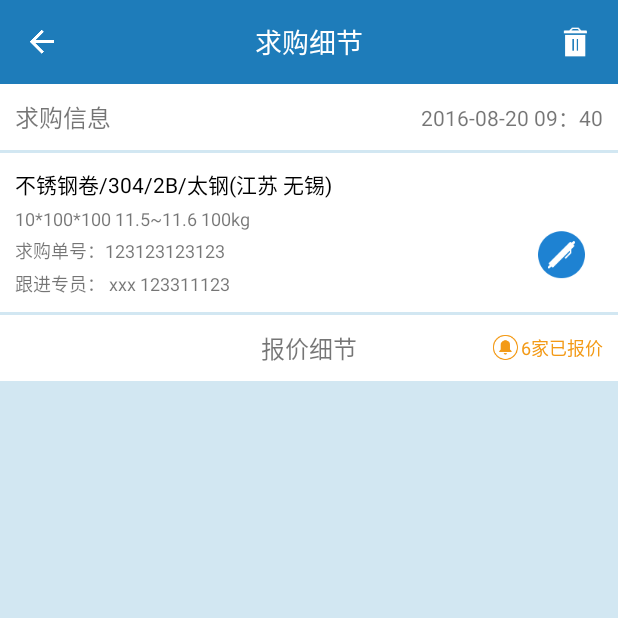
After one commit to chufengma/b2bApp, an Android app: the BuyDetailActivity screen opened directly, with no data from a screen before it, on a phone screen of 412 x 824 dp, the top half of it. The commit adds this screen. Run offline under Robolectric (Android 15) with nearby library versions, the phone set to English and light mode, and no system bars; our stand-ins replace ButterKnife.

Commit message:
add buy detail

```diff
--- a/app/src/main/AndroidManifest.xml
+++ b/app/src/main/AndroidManifest.xml
@@ -1,6 +1,6 @@
 <?xml version="1.0" encoding="utf-8"?>
 <manifest xmlns:android="http://schemas.android.com/apk/res/android"
-    package="com.onefengma.taobuxiu" >
+    package="com.onefengma.taobuxiu">
 
     <uses-permission android:name="android.permission.INTERNET" />
     <uses-permission android:name="android.permission.ACCESS_NETWORK_STATE" />
@@ -21,12 +21,12 @@
         android:icon="@mipmap/ic_launcher"
         android:label="@string/app_name"
         android:supportsRtl="true"
-        android:theme="@style/AppThemeLight" >
+        android:theme="@style/AppThemeLight">
         <activity
             android:name=".views.SplashActivity"
             android:configChanges="orientation"
             android:screenOrientation="portrait"
-            android:theme="@style/FadeAnimActivity" >
+            android:theme="@style/FadeAnimActivity">
             <intent-filter>
                 <action android:name="android.intent.action.MAIN" />
 
@@ -41,13 +41,13 @@
             android:theme="@style/AppThemeLight" />
         <activity
             android:name=".views.auth.LoginActivity"
+            android:label="@string/title_activity_login"
             android:launchMode="singleTask"
-            android:theme="@style/AppThemeDark"
-            android:label="@string/title_activity_login" />
+            android:theme="@style/AppThemeDark" />
         <activity
             android:name=".views.auth.RegisterActivity"
-            android:theme="@style/AppThemeDark"
-            android:label="@string/title_activity_login" />
+            android:label="@string/title_activity_login"
+            android:theme="@style/AppThemeDark" />
         <activity
             android:name=".views.auth.LoginMainActivity"
             android:configChanges="orientation"
@@ -75,7 +75,7 @@
         <!-- 注：此service必须在2.2.5版本以后（包括2.2.5版本）加入 -->
         <receiver
             android:name="com.xiaomi.push.service.receivers.NetworkStatusReceiver"
-            android:exported="true" >
+            android:exported="true">
             <intent-filter>
                 <action android:name="android.net.conn.CONNECTIVITY_CHANGE" />
 
@@ -85,14 +85,14 @@
         <receiver
             android:name="com.xiaomi.push.service.receivers.PingReceiver"
             android:exported="false"
-            android:process=":pushservice" >
+            android:process=":pushservice">
             <intent-filter>
                 <action android:name="com.xiaomi.push.PING_TIMER" />
             </intent-filter>
         </receiver>
         <receiver
             android:name=".push.DemoMessageReceiver"
-            android:exported="true" >
+            android:exported="true">
 
             <!-- 这里com.xiaomi.mipushdemo.DemoMessageRreceiver改成app中定义的完整类名 -->
             <intent-filter>
@@ -108,8 +108,8 @@
 
         <activity
             android:name=".views.auth.ResetPasswordActivity"
-            android:label="@string/title_activity_reset_password" >
-        </activity>
+            android:label="@string/title_activity_reset_password"></activity>
+        <activity android:name=".views.buys.BuyDetailActivity"></activity>
     </application>
 
 </manifest>
--- a/app/src/main/java/com/onefengma/taobuxiu/manager/BuyManager.java
+++ b/app/src/main/java/com/onefengma/taobuxiu/manager/BuyManager.java
@@ -242,6 +242,7 @@ public class BuyManager {
             if (cache != null) {
                 myIronsResponseForDoing.buys = cache.buys;
                 myIronsResponseForDoing.maxCount = cache.maxCount;
+                myIronsResponseForDoing.newSupplyNums = cache.newSupplyNums;
             }
         }
 
@@ -250,6 +251,7 @@ public class BuyManager {
             if (cache != null) {
                 myIronsResponseForDone.buys = cache.buys;
                 myIronsResponseForDone.maxCount = cache.maxCount;
+                myIronsResponseForDone.newSupplyNums = cache.newSupplyNums;
             }
         }
 
@@ -258,6 +260,7 @@ public class BuyManager {
             if (cache != null) {
                 myIronsResponseForOutOfDate.buys = cache.buys;
                 myIronsResponseForOutOfDate.maxCount = cache.maxCount;
+                myIronsResponseForOutOfDate.newSupplyNums = cache.newSupplyNums;
             }
         }
     }
--- /dev/null
+++ b/app/src/main/java/com/onefengma/taobuxiu/views/buys/BuyDetailActivity.java
@@ -0,0 +1,21 @@
+package com.onefengma.taobuxiu.views.buys;
+
+import android.content.Intent;
+import android.os.Bundle;
+
+import com.onefengma.taobuxiu.R;
+import com.onefengma.taobuxiu.views.core.BaseActivity;
+
+public class BuyDetailActivity extends BaseActivity {
+
+    public static void start(BaseActivity activity) {
+        Intent intent = new Intent(activity, BuyDetailActivity.class);
+        activity.startActivity(intent);
+    }
+
+    @Override
+    public void onCreate(Bundle savedInstanceState) {
+        super.onCreate(savedInstanceState);
+        setContentView(R.layout.activity_buy_detail);
+    }
+}
--- a/app/src/main/java/com/onefengma/taobuxiu/views/buys/BuyFragmentForDoing.java
+++ b/app/src/main/java/com/onefengma/taobuxiu/views/buys/BuyFragmentForDoing.java
@@ -5,6 +5,7 @@ import android.support.annotation.Nullable;
 import android.view.LayoutInflater;
 import android.view.View;
 import android.view.ViewGroup;
+import android.widget.AdapterView;
 import android.widget.TextView;
 
 import com.onefengma.taobuxiu.R;
@@ -12,6 +13,7 @@ import com.onefengma.taobuxiu.manager.BuyManager;
 import com.onefengma.taobuxiu.manager.helpers.EventBusHelper;
 import com.onefengma.taobuxiu.model.events.MyIronsEventDoing;
 import com.onefengma.taobuxiu.utils.ThreadUtils;
+import com.onefengma.taobuxiu.views.core.BaseActivity;
 import com.onefengma.taobuxiu.views.core.BaseFragment;
 import com.onefengma.taobuxiu.views.widgets.listview.XListView;
 
@@ -82,6 +84,13 @@ public class BuyFragmentForDoing extends BaseFragment {
         }, 200);
 
         recyclerView.setEmptyView(emptyView);
+
+        recyclerView.setOnItemClickListener(new AdapterView.OnItemClickListener() {
+            @Override
+            public void onItemClick(AdapterView<?> parent, View view, int position, long id) {
+                BuyDetailActivity.start((BaseActivity) getActivity());
+            }
+        });
     }
 
     @Subscribe
--- /dev/null
+++ b/app/src/main/res/layout/activity_buy_detail.xml
@@ -0,0 +1,135 @@
+<?xml version="1.0" encoding="utf-8"?>
+<LinearLayout xmlns:android="http://schemas.android.com/apk/res/android"
+    android:layout_width="match_parent"
+    android:layout_height="match_parent"
+    xmlns:app="http://schemas.android.com/apk/res-auto"
+    android:orientation="vertical"
+    android:background="@color/main_content_bg">
+
+    <com.onefengma.taobuxiu.views.widgets.ToolBar
+        android:id="@+id/toolbar"
+        android:layout_width="match_parent"
+        app:tool_bar_title="求购细节"
+        app:tool_bar_right="@drawable/ic_delete"
+        android:layout_height="56dip" />
+
+    <LinearLayout
+        android:layout_width="match_parent"
+        android:background="@color/white"
+        android:layout_marginBottom="2dip"
+        android:baselineAligned="false"
+        android:layout_height="wrap_content">
+
+        <TextView
+            android:text="求购信息"
+            android:padding="10dip"
+            android:layout_width="0dip"
+            android:textSize="16dip"
+            android:layout_weight="1"
+            android:layout_height="wrap_content" />
+
+        <TextView
+            android:layout_gravity="right|center_vertical"
+            android:text="2016-08-20 09：40"
+            android:padding="10dip"
+            android:layout_width="wrap_content"
+            android:layout_height="wrap_content" />
+
+    </LinearLayout>
+
+    <RelativeLayout
+        android:layout_width="match_parent"
+        android:background="@color/white"
+        android:padding="10dip"
+        android:baselineAligned="false"
+        android:layout_marginBottom="2dip"
+        android:layout_height="wrap_content">
+
+        <TextView
+            android:id="@+id/title"
+            android:layout_width="match_parent"
+            android:layout_height="wrap_content"
+            android:ellipsize="end"
+            android:maxLines="1"
+            android:text="不锈钢卷/304/2B/太钢(江苏 无锡)"
+            android:textColor="#000" />
+
+        <TextView
+            android:id="@+id/sub_title"
+            android:layout_width="match_parent"
+            android:layout_below="@id/title"
+            android:layout_height="wrap_content"
+            android:ellipsize="end"
+            android:maxLines="1"
+            android:paddingTop="4dip"
+            android:text="10*100*100 11.5~11.6 100kg"
+            android:textSize="12dip" />
+
+        <TextView
+            android:id="@+id/buy_num"
+            android:layout_below="@id/sub_title"
+            android:layout_width="match_parent"
+            android:layout_height="wrap_content"
+            android:ellipsize="end"
+            android:maxLines="1"
+            android:paddingTop="4dip"
+            android:text="求购单号：123123123123"
+            android:textSize="12dip" />
+
+        <TextView
+            android:id="@+id/salesman"
+            android:layout_below="@id/buy_num"
+            android:layout_width="match_parent"
+            android:layout_height="wrap_content"
+            android:ellipsize="end"
+            android:maxLines="1"
+            android:paddingTop="4dip"
+            android:text="跟进专员： xxx 123311123"
+            android:textSize="12dip" />
+
+        <ImageView
+            android:src="@drawable/ic_edit_icon"
+            android:layout_alignBottom="@id/salesman"
+            android:layout_alignParentRight="true"
+            android:layout_marginBottom="10dip"
+            android:layout_marginRight="10dip"
+            android:layout_width="35dip"
+            android:layout_height="35dip" />
+    </RelativeLayout>
+
+    <RelativeLayout
+        android:layout_width="match_parent"
+        android:background="@color/white"
+        android:padding="10dip"
+        android:layout_marginBottom="2dip"
+        android:baselineAligned="false"
+        android:layout_height="wrap_content">
+
+        <TextView
+            android:layout_width="wrap_content"
+            android:layout_centerInParent="true"
+            android:text="报价细节"
+            android:textSize="16dip"
+            android:id="@+id/desc"
+            android:layout_height="wrap_content" />
+
+        <TextView
+            android:textColor="@color/main_yellow"
+            android:text="6家已报价"
+            android:textSize="12dip"
+            android:layout_alignParentRight="true"
+            android:layout_centerVertical="true"
+            android:id="@+id/supply_count"
+            android:layout_width="wrap_content"
+            android:layout_height="wrap_content" />
+
+        <ImageView
+            android:layout_toLeftOf="@id/supply_count"
+            android:src="@drawable/ic_buy_detail_nums"
+            android:layout_centerVertical="true"
+            android:layout_width="20dip"
+            android:layout_height="20dip" />
+
+    </RelativeLayout>
+
+</LinearLayout>
```
Also changed, not shown: app/src/main/res/drawable-hdpi/ic_buy_detail_nums.png (added), app/src/main/res/drawable-hdpi/ic_delete.png (added), app/src/main/res/drawable-hdpi/ic_edit_icon.png (added).
